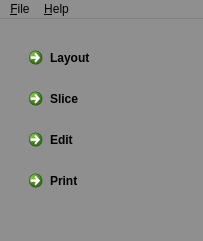
Before: the Qt Designer form B9Creator/mainwindow.ui in B9Creations/B9Creator, drawn with Qt 5.
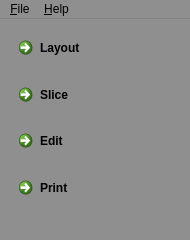
After: the same form once the commit is applied.

Patch:
```diff
--- a/B9Creator/mainwindow.ui
+++ b/B9Creator/mainwindow.ui
@@ -6,8 +6,8 @@
    <rect>
     <x>0</x>
     <y>0</y>
-    <width>203</width>
-    <height>241</height>
+    <width>190</width>
+    <height>240</height>
    </rect>
   </property>
   <property name="palette">
@@ -90,17 +90,8 @@
    <property name="focusPolicy">
     <enum>Qt::NoFocus</enum>
    </property>
-   <widget class="QWidget" name="layoutWidget">
-    <property name="geometry">
-     <rect>
-      <x>10</x>
-      <y>10</y>
-      <width>181</width>
-      <height>180</height>
-     </rect>
-    </property>
-    <layout class="QVBoxLayout" name="verticalLayout">
-     <item>
+   <layout class="QGridLayout" name="gridLayout">
+    <item row="0" column="0">
       <widget class="QCommandLinkButton" name="commandLayout">
        <property name="toolTip">
         <string>Prepare a Layout containing your 3D Model(s)</string>
@@ -116,7 +107,7 @@
        </property>
       </widget>
      </item>
-     <item>
+    <item row="1" column="0">
       <widget class="QCommandLinkButton" name="commandSlice">
        <property name="toolTip">
         <string>Slice your 3D Layout in preparation for printing</string>
@@ -129,7 +120,7 @@
        </property>
       </widget>
      </item>
-     <item>
+    <item row="2" column="0">
       <widget class="QCommandLinkButton" name="commandEdit">
        <property name="toolTip">
         <string>Modifiy supports, correct slicing errors or import data from a 3rd party slicer</string>
@@ -145,7 +136,7 @@
        </property>
       </widget>
      </item>
-     <item>
+    <item row="3" column="0">
       <widget class="QCommandLinkButton" name="commandPrint">
        <property name="toolTip">
         <string>Select your Print Job and begin the printing process.</string>
@@ -160,7 +151,6 @@
      </item>
     </layout>
    </widget>
-  </widget>
   <widget class="QStatusBar" name="statusBar">
    <property name="palette">
     <palette>
@@ -216,7 +206,7 @@
     <rect>
      <x>0</x>
      <y>0</y>
-     <width>203</width>
+     <width>190</width>
      <height>21</height>
     </rect>
    </property>
@@ -298,6 +288,9 @@
    </property>
   </action>
   <action name="actionContents">
+   <property name="enabled">
+    <bool>false</bool>
+   </property>
    <property name="text">
     <string>&amp;Contents</string>
    </property>
@@ -317,7 +310,7 @@
   </action>
   <action name="actionB9Creator_Terminal_Utility">
    <property name="text">
-    <string>B9Creator &amp;Terminal Utility</string>
+    <string>B9Creator &amp;Terminal Utility...</string>
    </property>
    <property name="toolTip">
     <string>Monitor Serial Communications</string>
```
Lines whose indentation alone changed are shown as unchanged.
